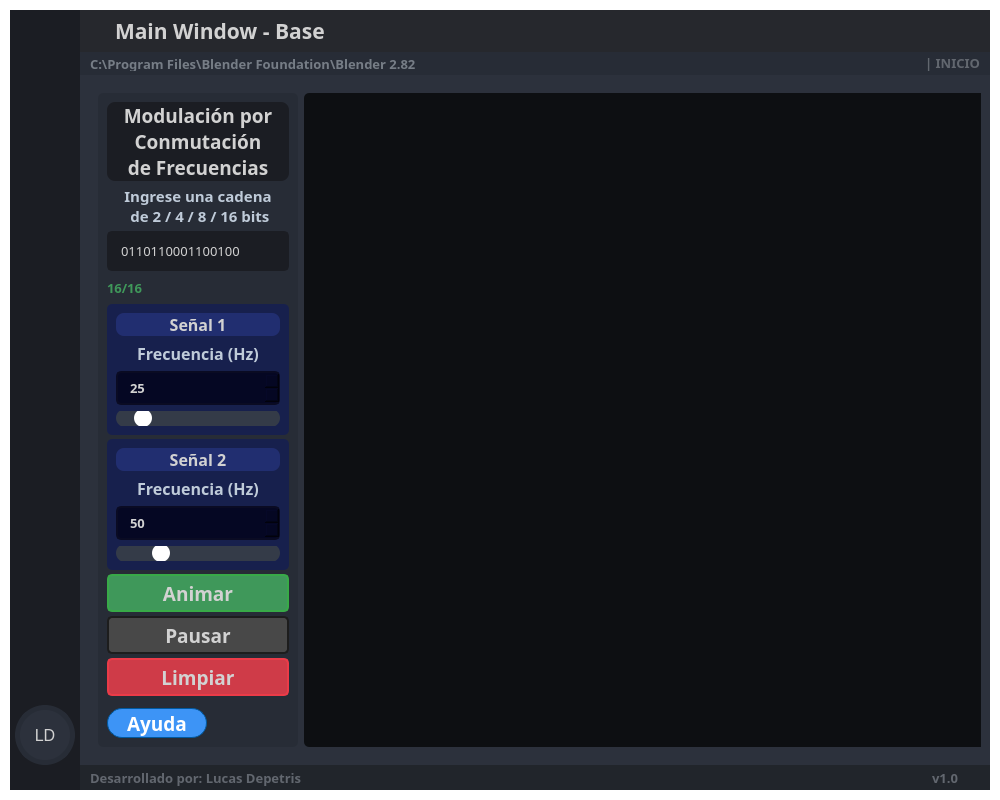
Old version of the form src/ui/GUI_BASE.ui in the repository lucasdepetrisd/Signal-Modulation-Analyzer.
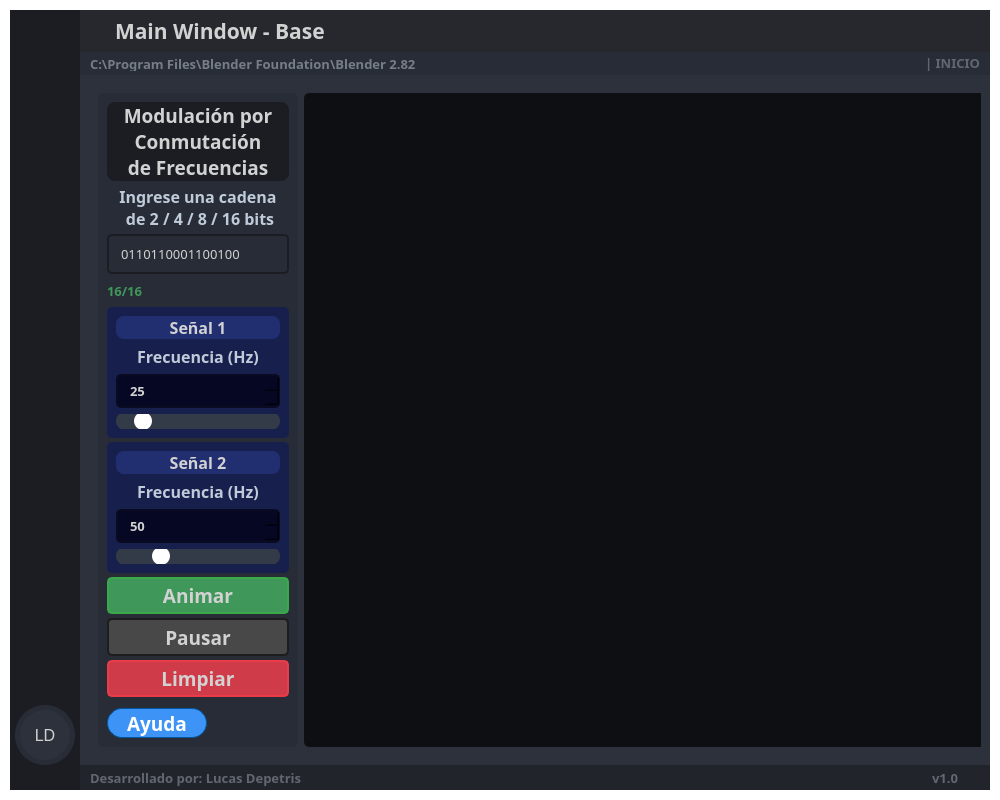
New version of the form. The open tabs and pages were chosen to show the change. Icons and pictures are not drawn. Custom widgets are drawn as their Qt base class.

```diff
--- a/src/ui/GUI_BASE.ui
+++ b/src/ui/GUI_BASE.ui
@@ -556,12 +556,38 @@
     <normaloff>:/bigSize/icons/bigSize/sigma-logo.png</normaloff>:/bigSize/icons/bigSize/sigma-logo.png</iconset>
   </property>
   <property name="styleSheet">
-   <string notr="true">QMainWindow {background: transparent; }
+   <string notr="true">QMainWindow {
+	background: transparent; 
+/*font-family: &quot;Satoshi Black&quot;*/
+}
+
 QToolTip {
 	background-color: rgba(27, 29, 35, 160);
 	border: 1px solid rgb(40, 40, 40);
 	border-radius: 2px;
-}</string>
+}
+
+QLineEdit {
+	background-color: rgb(27, 29, 35);
+	border-radius: 5px;
+	border: 2px solid rgb(27, 29, 35);
+	padding-left: 10px;
+}
+QLineEdit:hover {
+	border: 2px solid rgb(64, 71, 88);
+}
+QLineEdit:focus {
+	border: 2px solid rgb(91, 101, 124);
+}
+
+QLineEdit::Text {
+	width: parent.width
+	height: parent.height
+	font.pointSize: 100
+	minimumPointSize: 10
+	fontSizeMode: Text.Fit
+}
+</string>
   </property>
   <property name="tabShape">
    <enum>QTabWidget::Rounded</enum>
@@ -3320,7 +3346,11 @@
                             <bool>false</bool>
                            </property>
                            <property name="styleSheet">
-                            <string notr="true">QLineEdit {
+                            <string notr="true">QMainWindow &gt; *{
+	backgroung-color: red;
+}
+
+QLineEdit {
 	background-color: rgb(27, 29, 35);
 	border-radius: 5px;
 	border: 2px solid rgb(27, 29, 35);
@@ -3334,11 +3364,11 @@
 }
 
 QLineEdit::Text {
-width: parent.width
-height: parent.height
-font.pointSize: 100
-minimumPointSize: 10
-fontSizeMode: Text.Fit
+	width: parent.width
+	height: parent.height
+	font.pointSize: 100
+	minimumPointSize: 10
+	fontSizeMode: Text.Fit
 }</string>
                            </property>
                            <property name="inputMethodHints">
@@ -3378,7 +3408,7 @@
                            <property name="maximumSize">
                             <size>
                              <width>16777215</width>
-                             <height>50</height>
+                             <height>40</height>
                             </size>
                            </property>
                            <property name="font">
@@ -3656,7 +3686,7 @@
                            <property name="maximumSize">
                             <size>
                              <width>16777215</width>
-                             <height>50</height>
+                             <height>40</height>
                             </size>
                            </property>
                            <property name="font">
@@ -3710,7 +3740,7 @@
                            <property name="font">
                             <font>
                              <family>Satoshi</family>
-                             <pointsize>11</pointsize>
+                             <pointsize>12</pointsize>
                              <weight>75</weight>
                              <bold>true</bold>
                             </font>
@@ -3747,7 +3777,7 @@
                            <property name="maximumSize">
                             <size>
                              <width>16777215</width>
-                             <height>50</height>
+                             <height>40</height>
                             </size>
                            </property>
                            <property name="font">
```
Left out of the diff: 4 changed lines with no effect on the pictures.
